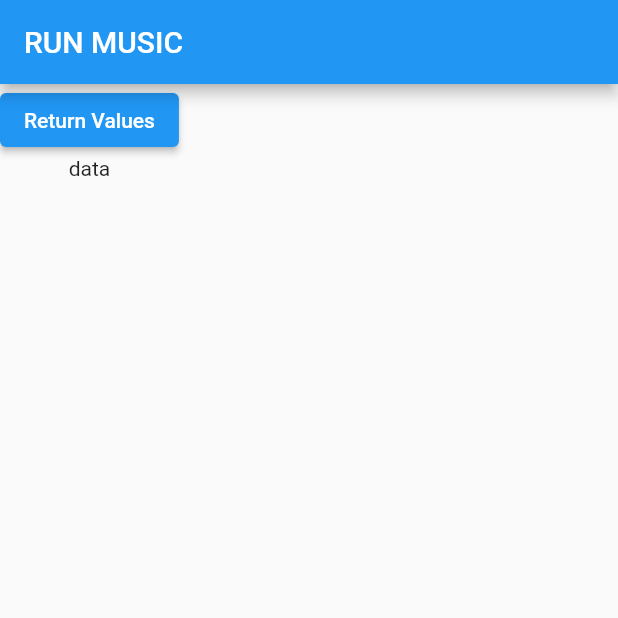
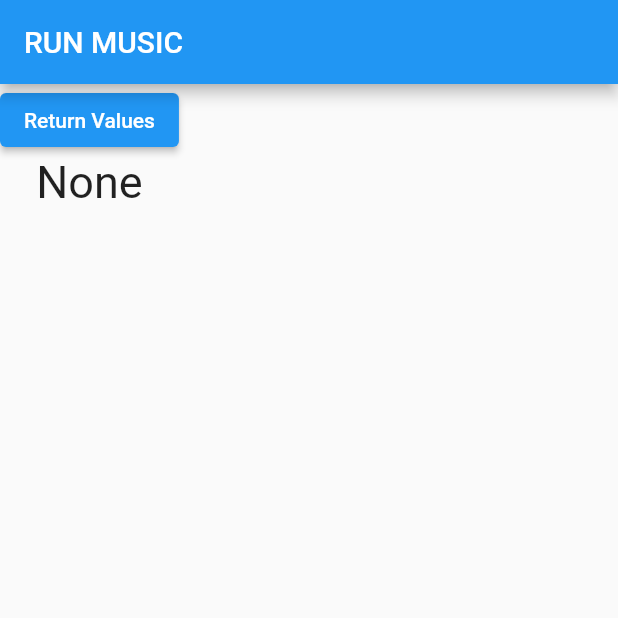
Before and after one commit to karthicc128/acceltrial, a Flutter app: the screen it shows after launch, on a phone screen of 412 x 824 dp, the top half of it. Run offline on Flutter 3.47's test engine with Material 2 defaults, Android fonts, the phone set to English and light mode, and no system bars; our stand-ins replace sensors.

Commit message:
display update

```diff
--- a/lib/main.dart
+++ b/lib/main.dart
@@ -14,8 +14,17 @@ class MyApp extends StatefulWidget {
 }
 
 class MyAppState extends State<MyApp> {
+  String status;
+
+  @override
+  void initState() {
+    super.initState();
+    status = "None";
+  }
+
   @override
   Widget build(BuildContext context) {
+    //double flag = 0;
     return MaterialApp(
       home: Scaffold(
           appBar: AppBar(
@@ -26,11 +35,22 @@ class MyAppState extends State<MyApp> {
               child: Text("Return Values"),
               onPressed: () {
                 userAccelerometerEvents.listen((UserAccelerometerEvent event) {
-                  print(event);
+                  print(status);
+                  //flag = event.y;
+                  if ((event.y) * (event.y) > 1.5) {
+                    status = "MOVING";
+                  } else {
+                    status = "NOT MOVING";
+                  }
+
+                  setState(() {});
                 });
               },
             ),
-            Text("data")
+            Text(
+              status,
+              style: TextStyle(fontSize: 30),
+            )
           ])),
     );
   }
```
